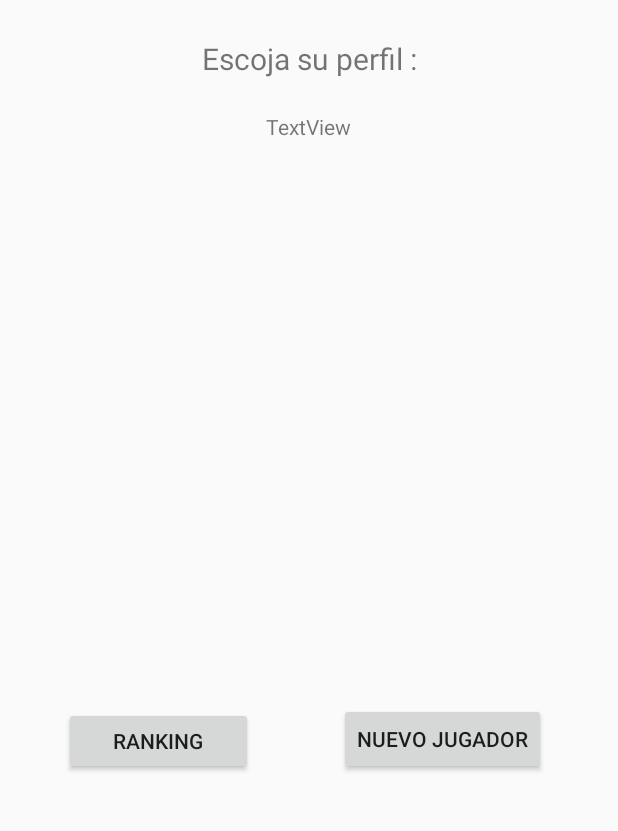
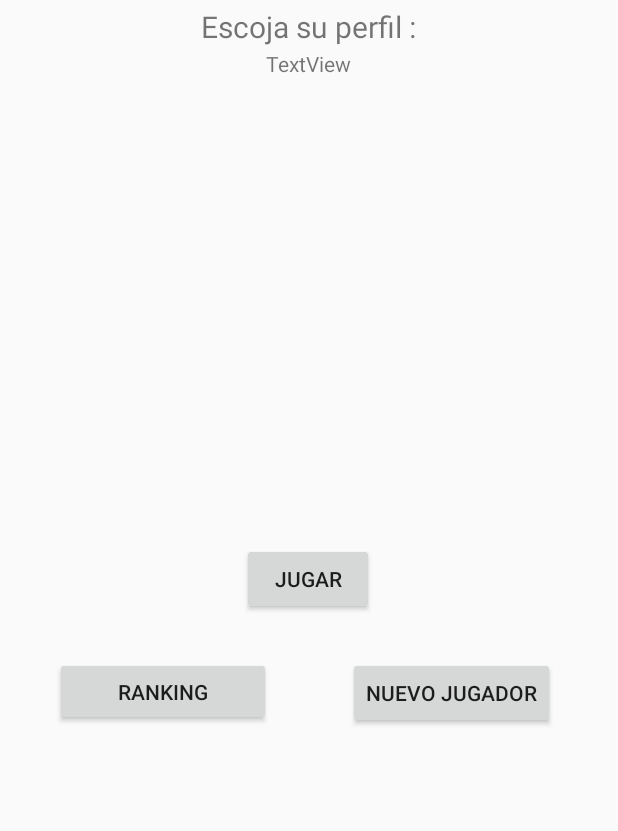
Before and after one commit to IgorT142/DispositivosMoviles, an Android app: the StartMenu screen opened directly, with no data from a screen before it, on a phone screen of 412 x 824 dp, the part 375-1206 px from its top. Run offline under Robolectric (Android 15) with nearby library versions, the light colour scheme and no system bars.

Commit message:
Database and addPlayer added
This app has now a simple database and i already made the method to add new players, seems like its working. At first it crashed because my database attribute in the class was null, i dont fully understand how it works but now it does.
Next thing i have to get the list of all the players to see if they are really being added correctly.

```diff
--- a/Practica1/app/src/main/AndroidManifest.xml
+++ b/Practica1/app/src/main/AndroidManifest.xml
@@ -9,6 +9,7 @@
         android:roundIcon="@mipmap/ic_launcher_round"
         android:supportsRtl="true"
         android:theme="@style/AppTheme">
+        <activity android:name=".NewPlayer"></activity>
         <activity
             android:name=".StartMenu"
             android:label="@string/app_name"
--- a/Practica1/app/src/main/java/Practicas/Quiz/StartMenu.java
+++ b/Practica1/app/src/main/java/Practicas/Quiz/StartMenu.java
@@ -1,5 +1,6 @@
 package Practicas.Quiz;
 
+import android.content.Intent;
 import android.os.Bundle;
 
 import com.google.android.material.floatingactionbutton.FloatingActionButton;
@@ -9,6 +10,7 @@ import androidx.appcompat.app.AppCompatActivity;
 import androidx.appcompat.widget.Toolbar;
 
 import android.view.View;
+import android.widget.Button;
 
 public class StartMenu extends AppCompatActivity {
 
@@ -19,6 +21,13 @@ public class StartMenu extends AppCompatActivity {
         Toolbar toolbar = findViewById(R.id.toolbar);
         setSupportActionBar(toolbar);
 
+
+    }
+    public void startGame(View v){
+        startActivity(new Intent(this, MainActivity.class));
+    }
+    public void newPlayer(View v){
+        startActivity(new Intent(this, NewPlayer.class));
     }
 
 }
--- a/Practica1/app/src/main/res/layout/content_start_menu.xml
+++ b/Practica1/app/src/main/res/layout/content_start_menu.xml
@@ -13,7 +13,7 @@
         android:layout_width="199dp"
         android:layout_height="0dp"
         android:layout_marginTop="16dp"
-        android:layout_marginBottom="77dp"
+        android:layout_marginBottom="362dp"
         android:fontFamily="casual"
         android:text="@string/app_name"
         android:textAlignment="center"
@@ -21,44 +21,45 @@
         android:textAppearance="@style/TextAppearance.AppCompat.Large"
         android:textSize="30sp"
         android:textStyle="bold"
-        app:layout_constraintBottom_toTopOf="@+id/textView4"
+        app:layout_constraintBottom_toTopOf="@+id/play"
         app:layout_constraintEnd_toEndOf="parent"
         app:layout_constraintStart_toStartOf="parent"
         app:layout_constraintTop_toTopOf="parent" />
 
     <Button
-        android:id="@+id/button"
-        android:layout_width="126dp"
-        android:layout_height="45dp"
+        android:id="@+id/ranking"
+        android:layout_width="144dp"
+        android:layout_height="46dp"
         android:layout_marginEnd="15dp"
         android:layout_marginBottom="57dp"
         android:text="@string/ranking"
         app:layout_constraintBottom_toBottomOf="parent"
-        app:layout_constraintEnd_toStartOf="@+id/button2"
+        app:layout_constraintEnd_toStartOf="@+id/newPlayer"
         app:layout_constraintStart_toStartOf="parent"
-        app:layout_constraintTop_toBottomOf="@+id/textView4" />
+        app:layout_constraintTop_toBottomOf="@+id/perfiles" />
 
     <Button
-        android:id="@+id/button2"
+        android:id="@+id/newPlayer"
         android:layout_width="wrap_content"
         android:layout_height="wrap_content"
         android:layout_marginEnd="5dp"
-        android:layout_marginBottom="57dp"
+        android:layout_marginBottom="88dp"
         android:text="@string/nuevoJugador"
+        android:onClick="newPlayer"
         app:layout_constraintBottom_toBottomOf="parent"
         app:layout_constraintEnd_toEndOf="parent"
-        app:layout_constraintStart_toEndOf="@+id/button" />
+        app:layout_constraintStart_toEndOf="@+id/ranking" />
 
     <TextView
-        android:id="@+id/textView4"
-        android:layout_width="222dp"
-        android:layout_height="197dp"
+        android:id="@+id/perfiles"
+        android:layout_width="226dp"
+        android:layout_height="174dp"
         android:layout_marginBottom="199dp"
         android:scrollIndicators="right"
         android:scrollbarStyle="outsideInset"
         android:text="TextView"
         android:textAlignment="center"
-        app:layout_constraintBottom_toTopOf="@+id/button"
+        app:layout_constraintBottom_toTopOf="@+id/ranking"
         app:layout_constraintEnd_toEndOf="parent"
         app:layout_constraintHorizontal_bias="0.497"
         app:layout_constraintStart_toStartOf="parent"
@@ -68,10 +69,24 @@
         android:id="@+id/textView5"
         android:layout_width="wrap_content"
         android:layout_height="wrap_content"
-        android:layout_marginTop="28dp"
+        android:layout_marginTop="4dp"
         android:text="@string/escoger"
         android:textSize="20sp"
         app:layout_constraintEnd_toEndOf="parent"
+        app:layout_constraintHorizontal_bias="0.498"
+        app:layout_constraintStart_toStartOf="parent"
+        app:layout_constraintTop_toBottomOf="@+id/textView3" />
+
+    <Button
+        android:id="@+id/play"
+        android:layout_width="wrap_content"
+        android:layout_height="wrap_content"
+        android:layout_marginBottom="164dp"
+        android:text="@string/play"
+        android:onClick="startGame"
+        app:layout_constraintBottom_toBottomOf="parent"
+        app:layout_constraintEnd_toEndOf="parent"
+        app:layout_constraintHorizontal_bias="0.498"
         app:layout_constraintStart_toStartOf="parent"
         app:layout_constraintTop_toBottomOf="@+id/textView3" />
 </androidx.constraintlayout.widget.ConstraintLayout>
--- a/Practica1/app/src/main/res/values/strings.xml
+++ b/Practica1/app/src/main/res/values/strings.xml
@@ -20,4 +20,8 @@
     <string name="nuevoJugador">Nuevo jugador</string>
     <string name="ranking">Ranking</string>
     <string name="escoger">Escoja su perfil :</string>
+    <string name="play">Jugar</string>
+    <string name="guardar">Guardar</string>
+    <string name="introduce_tu_nickname">Introduce tu nickname</string>
+    <string name="nuevo_jugador">Nuevo jugador</string>
 </resources>
```
Also changed, not shown: Practica1/app/build.gradle (+7 -0 lines), Practica1/app/src/main/java/Practicas/Quiz/NewPlayer.java (added, +29 -0 lines), Practica1/app/src/main/java/Practicas/Quiz/Room/DatabaseRepository.java (added, +9 -0 lines), Practica1/app/src/main/java/Practicas/Quiz/Room/DatabaseService.java (added, +49 -0 lines), Practica1/app/src/main/java/Practicas/Quiz/Room/Player.java (added, +36 -0 lines), Practica1/app/src/main/java/Practicas/Quiz/Room/PlayerDao.java (added, +28 -0 lines), Practica1/app/src/main/res/layout/activity_new_player.xml (added, +51 -0 lines), 1 other file.
